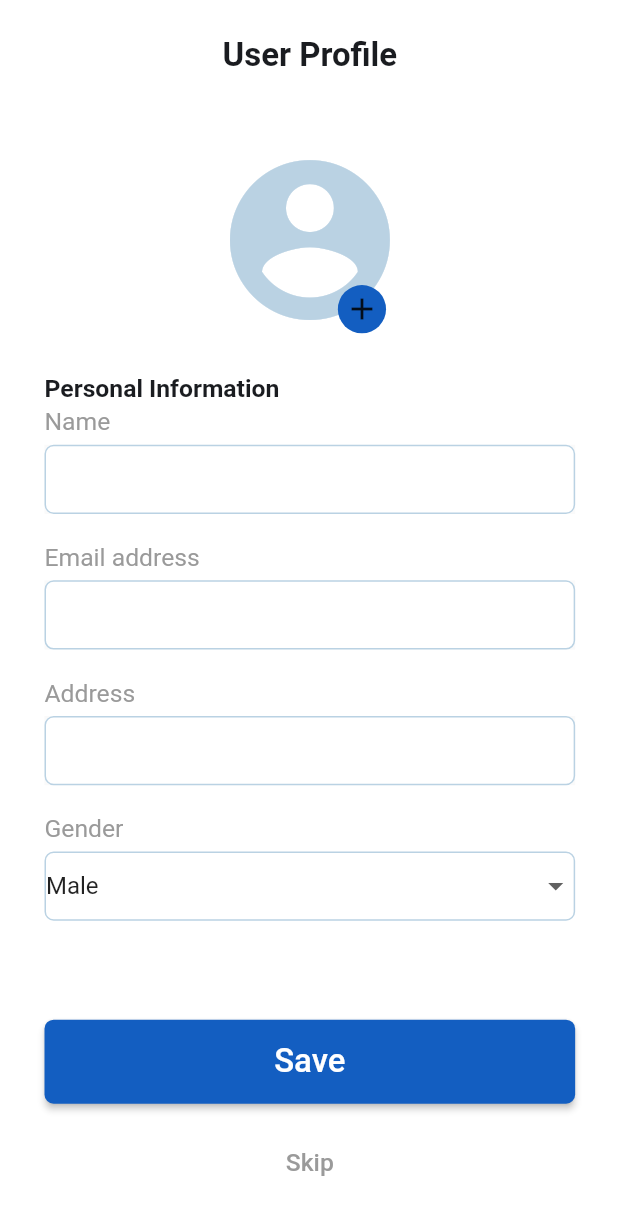
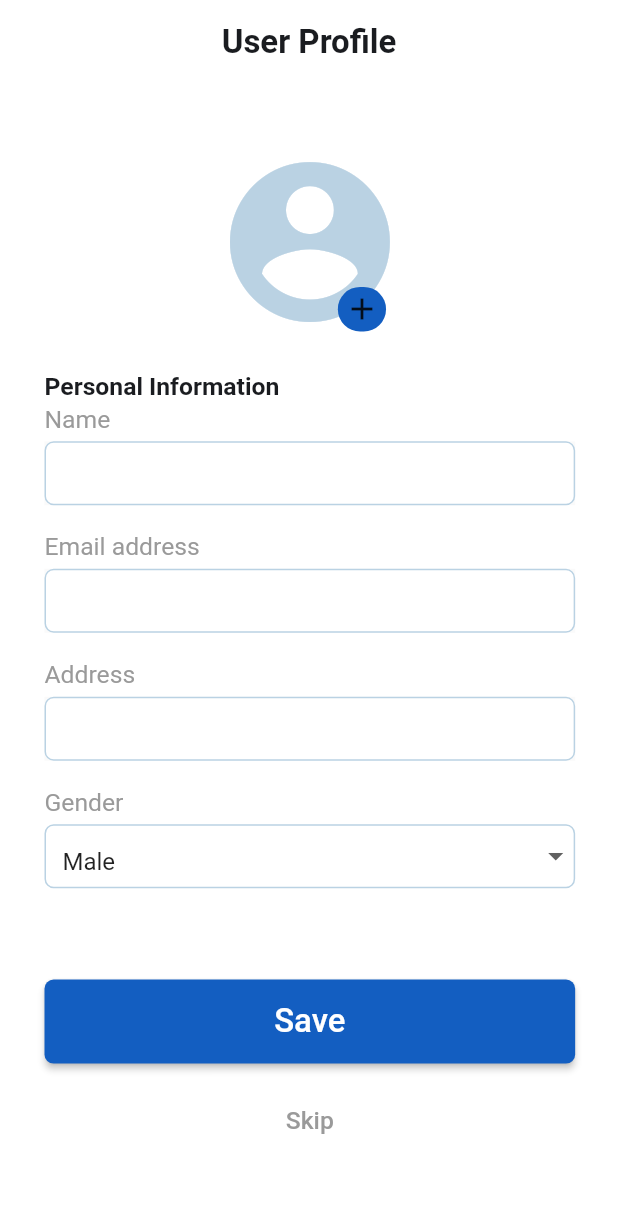
Before and after one commit to Infoshabirkhan/car_pooling_passenger, a Flutter app: the UserProfileScreen screen opened directly, on a phone screen of 412 x 824 dp. Shown: the top 1215 px of the screen. Run offline on Flutter 3.47's test engine with Material 2 defaults, Android fonts, the phone set to English and light mode, and no system bars; our stand-ins replace bloc, device_preview, flutter_bloc, flutter_rating_bar, flutter_screenutil, google_maps_flutter and 1 more.

Commit message:
changes in

```diff
--- a/lib/View/bottom_navigaion_views/home_screen_views/home_screen.dart
+++ b/lib/View/bottom_navigaion_views/home_screen_views/home_screen.dart
@@ -125,7 +125,7 @@ class HomeScreen extends StatelessWidget {
                         ? AppIcons.seat_booked
                         : AppIcons.seat_booked,
                     name: index % 2 == 0 ? "Booked Seats: 2" : "Delivery");
-              })
+              }),
         ],
       ),
     );
--- a/lib/View/user_profile_view/user_profile_screen.dart
+++ b/lib/View/user_profile_view/user_profile_screen.dart
@@ -25,29 +25,31 @@ class _UserProfileScreenState extends State<UserProfileScreen> {
 
   @override
   Widget build(BuildContext context) {
-    print('------------>>>>');
     return BlocProvider(
       create: (context) => GenderCubit('Male'),
       child: Scaffold(
-        backgroundColor: AppColors.kWhite,
+        backgroundColor:AppColors.kWhite,
+        appBar: AppBar(
+          backgroundColor: AppColors.kWhite,
+          elevation: 0.sp,
+          centerTitle: true,
+          title:   Text(
+            "User Profile",
+            style: TextStyle(
+                fontWeight: FontWeight.bold,
+                fontSize: 20.sp,
+                color: AppColors.kBlack),
+          ),
+        ),
+
         body: Padding(
           padding: EdgeInsets.only(left: 27.sp, right: 26.sp),
           child: ListView(
             children: [
+
+
               SizedBox(
-                height: 22.sp,
-              ),
-              Center(
-                child: Text(
-                  "User Profile",
-                  style: TextStyle(
-                      fontWeight: FontWeight.bold,
-                      fontSize: 20.sp,
-                      color: AppColors.kBlack),
-                ),
-              ),
-              SizedBox(
-                height: 51.3.sp,
+                height: 51.h,
               ),
               Stack(
                 clipBehavior: Clip.none,
@@ -64,8 +66,8 @@ class _UserProfileScreenState extends State<UserProfileScreen> {
                       left: 178.sp,
                       child: Center(
                           child: Container(
-                              width: 29.25.sp,
-                              height: 29.25.sp,
+                              width: 29.25.w,
+                              height: 29.25.h,
                               decoration: BoxDecoration(
                                   color: AppColors.kBlue,
                                   borderRadius: BorderRadius.circular(30.r)),
@@ -73,7 +75,7 @@ class _UserProfileScreenState extends State<UserProfileScreen> {
                 ],
               ),
               SizedBox(
-                height: 33.3.sp,
+                height: 33.3.h,
               ),
               Text(
                 "Personal Information",
@@ -83,29 +85,29 @@ class _UserProfileScreenState extends State<UserProfileScreen> {
                     color: AppColors.kBlack),
               ),
               SizedBox(
-                height: 3.sp,
+                height: 3.h,
               ),
               Text(
                 "Name",
                 style: TextStyle(fontSize: 15.sp, color: AppColors.kGreyFourth),
               ),
               SizedBox(
-                height: 5.sp,
+                height: 5.h,
               ),
-              SizedBox(height: 42.sp, child: TextFieldWidget()),
+              SizedBox(height: 42.h, child: TextFieldWidget()),
               SizedBox(
-                height: 18.sp,
+                height: 18.h,
               ),
               Text(
                 "Email address",
                 style: TextStyle(fontSize: 15.sp, color: AppColors.kGreyFourth),
               ),
               SizedBox(
-                height: 5.sp,
+                height: 5.h,
               ),
-              SizedBox(height: 42.sp, child: TextFieldWidget()),
+              SizedBox(height: 42.h, child: TextFieldWidget()),
               SizedBox(
-                height: 18.sp,
+                height: 18.h,
               ),
               Text(
                 "Address",
@@ -114,18 +116,18 @@ class _UserProfileScreenState extends State<UserProfileScreen> {
               SizedBox(
                 height: 5.sp,
               ),
-              SizedBox(height: 42.sp, child: TextFieldWidget()),
+              SizedBox(height: 42.h, child: TextFieldWidget()),
               SizedBox(
-                height: 18.sp,
+                height: 18.h,
               ),
               Text(
                 "Gender",
                 style: TextStyle(fontSize: 15.sp, color: AppColors.kGreyFourth),
               ),
               SizedBox(
-                height: 5.sp,
+                height: 5.h,
               ),
-              Container(height: 42.sp,
+              Container(height: 42.h,
                   decoration: BoxDecoration(
                       borderRadius: BorderRadius.circular(6.r),
                       border: Border.all(
@@ -134,9 +136,13 @@ class _UserProfileScreenState extends State<UserProfileScreen> {
                   ),
                   child: BlocBuilder<GenderCubit, String>(
                     builder: (context, state) {
-                      return DropdownButton(
+                      return DropdownButtonFormField(
 
-                          underline: const SizedBox(),
+                        decoration: InputDecoration(
+                          contentPadding: EdgeInsets.only(left: 10.sp),
+
+                          border: InputBorder.none,
+                        ),
                           isExpanded: true,
                           value: state,
 
@@ -157,7 +163,7 @@ class _UserProfileScreenState extends State<UserProfileScreen> {
                     },
                   )),
               SizedBox(
-                height: 60.sp,
+                height: 60.h,
               ),
               MyElevatedButton(buttonName: "Save", onPress: () {
                 Navigator.of(context).push(MaterialPageRoute(builder: (_) {
@@ -165,7 +171,7 @@ class _UserProfileScreenState extends State<UserProfileScreen> {
                 }));
               },),
               SizedBox(
-                height: 14.sp,
+                height: 14.h,
               ),
               TextButton(
                   onPressed: () {},
```
Also changed, not shown: lib/View/bottom_navigaion_views/settings_view/settings_screen.dart (+18 -17 lines), 1 other file.
